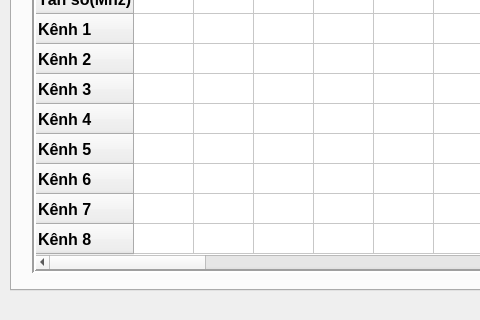
The window that mainwindow.ui (kimphg/rasPi) describes before a commit, drawn with Qt 5; both pictures show x 0 to 480 and y 160 to 480 of the 800 by 480 pixel window.
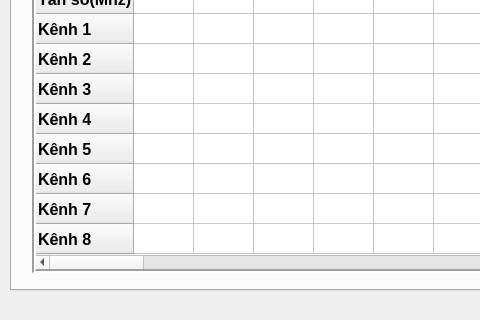
The same window after the commit. The open tabs and pages were chosen to show the change. Icons and pictures are not drawn.

Commit message: pkp pi

Patch:
```diff
--- a/mainwindow.ui
+++ b/mainwindow.ui
@@ -1429,7 +1429,7 @@
        <enum>Qt::SolidLine</enum>
       </property>
       <property name="columnCount">
-       <number>30</number>
+       <number>50</number>
       </property>
       <attribute name="horizontalHeaderDefaultSectionSize">
        <number>60</number>
@@ -1513,6 +1513,26 @@
       <column/>
       <column/>
       <column/>
+      <column/>
+      <column/>
+      <column/>
+      <column/>
+      <column/>
+      <column/>
+      <column/>
+      <column/>
+      <column/>
+      <column/>
+      <column/>
+      <column/>
+      <column/>
+      <column/>
+      <column/>
+      <column/>
+      <column/>
+      <column/>
+      <column/>
+      <column/>
      </widget>
      <widget class="QFrame" name="frame_config_edit">
       <property name="geometry">
```
Left out of the diff: 2 changed lines with no effect on the pictures. The commit also changes 2 other files.
